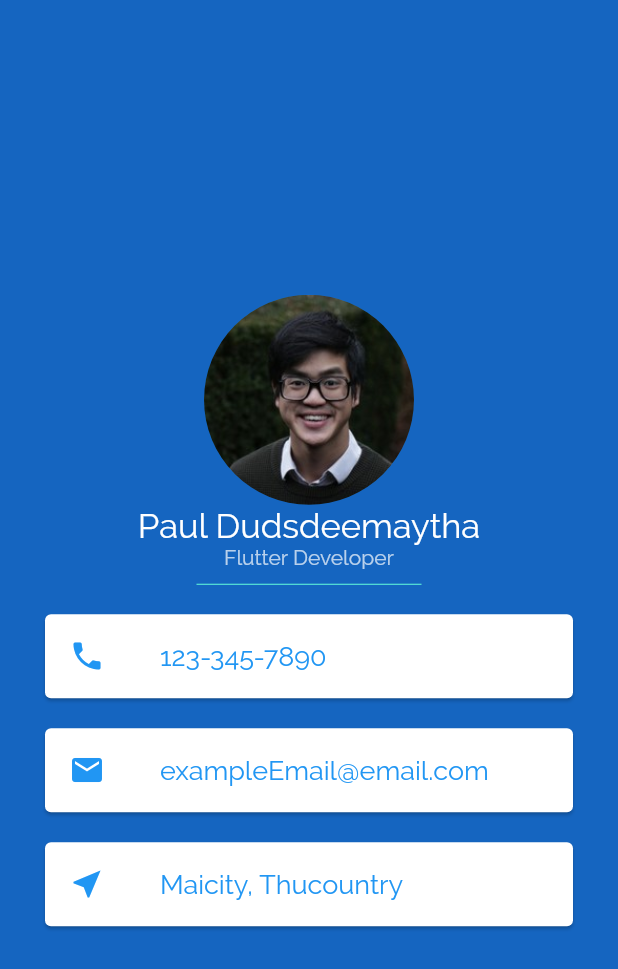
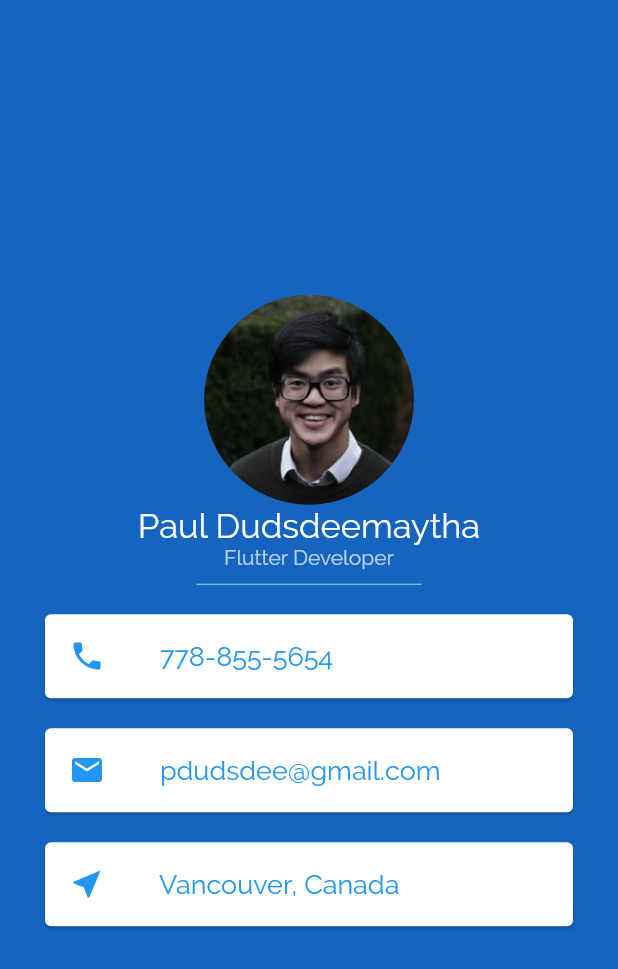
Before and after one commit to PaulDudsdeemaytha/mi_card, a Flutter app: the screen it shows after launch, on a phone screen of 412 x 824 dp. Shown: the top 969 px of the screen. Run offline on Flutter 3.47's test engine with Material 2 defaults, Android fonts, the phone set to English and light mode, and no system bars.

Commit message:
edited contact details

```diff
--- a/lib/main.dart
+++ b/lib/main.dart
@@ -49,7 +49,7 @@ class MyApp extends StatelessWidget {
                   color: Colors.blue,
                 ),
                 title: Text(
-                  ' 123-345-7890',
+                  ' 778-855-5654',
                   style: TextStyle(
                       color: Colors.blue, fontFamily: 'Raleway', fontSize: 18),
                 ),
@@ -64,7 +64,7 @@ class MyApp extends StatelessWidget {
                   color: Colors.blue,
                 ),
                 title: Text(
-                  ' exampleEmail@email.com',
+                  ' pdudsdee@gmail.com',
                   style: TextStyle(
                       color: Colors.blue, fontFamily: 'Raleway', fontSize: 18),
                 ),
@@ -79,7 +79,7 @@ class MyApp extends StatelessWidget {
                   color: Colors.blue,
                 ),
                 title: Text(
-                  ' Maicity, Thucountry',
+                  ' Vancouver, Canada',
                   style: TextStyle(
                       color: Colors.blue, fontFamily: 'Raleway', fontSize: 18),
                 ),
```
